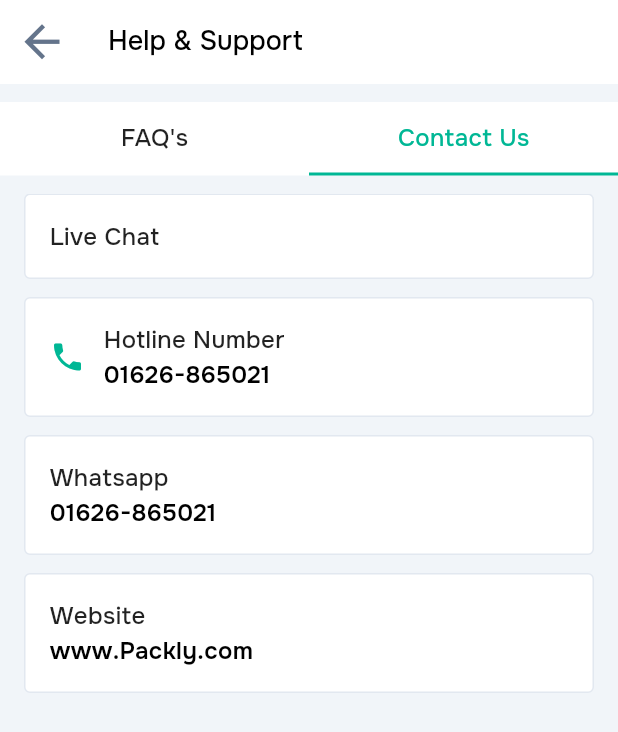
After one commit to mustafasteadfast/profile, a Flutter app: the HelpSupportScreen screen opened directly, after a tap on "Contact Us", on a phone screen of 412 x 824 dp. The commit adds this screen. Shown: the top 732 px of the screen. Run offline on Flutter 3.47's test engine with Material 3 defaults, Android fonts, the phone set to English and light mode, and no system bars; our stand-ins replace google_fonts.

Commit message:
Added the help support screen

```diff
--- /dev/null
+++ b/lib/help_support_screen.dart
@@ -0,0 +1,334 @@
+import 'package:flutter/material.dart';
+import 'package:google_fonts/google_fonts.dart';
+
+class HelpSupportScreen extends StatefulWidget {
+  const HelpSupportScreen({super.key});
+
+  @override
+  State<HelpSupportScreen> createState() => _HelpSupportScreenState();
+}
+
+class _HelpSupportScreenState extends State<HelpSupportScreen>
+    with SingleTickerProviderStateMixin {
+  late TabController _tabController;
+
+  // Track which FAQ items are expanded
+  final Map<int, bool> _expandedItems = {};
+
+  @override
+  void initState() {
+    super.initState();
+    _tabController = TabController(length: 2, vsync: this);
+    _tabController.addListener(() {
+      setState(() {});
+    });
+  }
+
+  @override
+  void dispose() {
+    _tabController.dispose();
+    super.dispose();
+  }
+
+  @override
+  Widget build(BuildContext context) {
+    return Scaffold(
+      backgroundColor: const Color(0xFFF1F5F9),
+      appBar: AppBar(
+        backgroundColor: Colors.white,
+        elevation: 0,
+        leading: IconButton(
+          icon: const Icon(
+            Icons.arrow_back,
+            color: Color(0xFF64748B),
+            size: 35,
+          ),
+          onPressed: () {
+            Navigator.pop(context);
+          },
+        ),
+        title: Text(
+          'Help & Support',
+          style: GoogleFonts.onest(
+            fontSize: 18,
+            fontWeight: FontWeight.w500,
+            color: Colors.black,
+          ),
+        ),
+      ),
+      body: Column(
+        children: [
+          // Add 12px padding below app bar
+          const SizedBox(height: 12),
+
+          // Custom Tab Bar
+          Container(
+            color: Colors.white,
+            child: Row(
+              children: [
+                Expanded(
+                  child: InkWell(
+                    onTap: () {
+                      _tabController.animateTo(0);
+                      setState(() {});
+                    },
+                    child: Column(
+                      children: [
+                        Padding(
+                          padding: const EdgeInsets.symmetric(vertical: 12),
+                          child: Text(
+                            "FAQ's",
+                            style: GoogleFonts.onest(
+                              fontSize: 16,
+                              fontWeight: FontWeight.w500,
+                              color:
+                                  _tabController.index == 0
+                                      ? const Color(0xFF00B795)
+                                      : Colors.black87,
+                            ),
+                          ),
+                        ),
+                        Container(
+                          height: 2,
+                          color:
+                              _tabController.index == 0
+                                  ? const Color(0xFF00B795)
+                                  : Colors.transparent,
+                        ),
+                      ],
+                    ),
+                  ),
+                ),
+                Expanded(
+                  child: InkWell(
+                    onTap: () {
+                      _tabController.animateTo(1);
+                      setState(() {});
+                    },
+                    child: Column(
+                      children: [
+                        Padding(
+                          padding: const EdgeInsets.symmetric(vertical: 12),
+                          child: Text(
+                            "Contact Us",
+                            style: GoogleFonts.onest(
+                              fontSize: 16,
+                              fontWeight: FontWeight.w500,
+                              color:
+                                  _tabController.index == 1
+                                      ? const Color(0xFF00B795)
+                                      : Colors.black87,
+                            ),
+                          ),
+                        ),
+                        Container(
+                          height: 2,
+                          color:
+                              _tabController.index == 1
+                                  ? const Color(0xFF00B795)
+                                  : Colors.transparent,
+                        ),
+                      ],
+                    ),
+                  ),
+                ),
+              ],
+            ),
+          ),
+
+          // Add 12px padding below tabs
+          const SizedBox(height: 12),
+
+          // Tab content
+          Expanded(
+            child: TabBarView(
+              controller: _tabController,
+              children: [
+                // FAQs Tab
+                _buildFaqTab(),
+
+                // Contact Us Tab
+                _buildContactUsTab(),
+              ],
+            ),
+          ),
+        ],
+      ),
+    );
+  }
+
+  Widget _buildFaqTab() {
+    // List of FAQ items
+    final List<Map<String, String>> faqItems = [
+      {
+        'question': 'What is Packly?',
+        'answer':
+            'Lorem ipsum dolor sit amet consectetur. Risus quam risus scelerisque eu ipsum.',
+      },
+      {
+        'question': 'How to use Packly?',
+        'answer':
+            'Lorem ipsum dolor sit amet consectetur. Risus quam risus scelerisque eu ipsum.',
+      },
+      {
+        'question': 'How do I save the address?',
+        'answer':
+            'Lorem ipsum dolor sit amet consectetur. Risus quam risus scelerisque eu ipsum.',
+      },
+      {
+        'question': 'How do I cancel an order?',
+        'answer':
+            'Lorem ipsum dolor sit amet consectetur. Risus quam risus scelerisque eu ipsum.',
+      },
+      {
+        'question': 'How do I exit the app?',
+        'answer':
+            'Lorem ipsum dolor sit amet consectetur. Risus quam risus scelerisque eu ipsum.',
+      },
+    ];
+
+    return ListView.separated(
+      padding: const EdgeInsets.symmetric(horizontal: 16),
+      itemCount: faqItems.length,
+      separatorBuilder: (context, index) => const SizedBox(height: 12),
+      itemBuilder: (context, index) {
+        final isExpanded =
+            _expandedItems[index] ??
+            (index == 0); // First item expanded by default
+
+        return Container(
+          decoration: BoxDecoration(
+            color: Colors.white,
+            borderRadius: BorderRadius.circular(4),
+            border: Border.all(color: const Color(0xFFE2E8F0)),
+          ),
+          child: Padding(
+            padding: const EdgeInsets.symmetric(horizontal: 16),
+            child: Column(
+              crossAxisAlignment: CrossAxisAlignment.start,
+              children: [
+                // Question with expand/collapse button
+                InkWell(
+                  onTap: () {
+                    setState(() {
+                      _expandedItems[index] = !isExpanded;
+                    });
+                  },
+                  child: Padding(
+                    padding: const EdgeInsets.symmetric(vertical: 16),
+                    child: Row(
+                      mainAxisAlignment: MainAxisAlignment.spaceBetween,
+                      children: [
+                        Expanded(
+                          child: Text(
+                            faqItems[index]['question']!,
+                            style: GoogleFonts.onest(
+                              fontSize: 16,
+                              fontWeight: FontWeight.w500,
+                              color: Colors.black87,
+                            ),
+                          ),
+                        ),
+                        Icon(
+                          isExpanded ? Icons.remove : Icons.add,
+                          color: const Color(0xFF64748B),
+                          size: 28,
+                        ),
+                      ],
+                    ),
+                  ),
+                ),
+
+                // Answer (visible only when expanded)
+                if (isExpanded)
+                  Padding(
+                    padding: const EdgeInsets.only(bottom: 16),
+                    child: Text(
+                      faqItems[index]['answer']!,
+                      style: GoogleFonts.onest(
+                        fontSize: 14,
+                        fontWeight: FontWeight.w400,
+                        color: Colors.black54,
+                      ),
+                    ),
+                  ),
+              ],
+            ),
+          ),
+        );
+      },
+    );
+  }
+
+  Widget _buildContactUsTab() {
+    // List of contact options
+    final List<Map<String, dynamic>> contactOptions = [
+      {'title': 'Live Chat', 'subtitle': null, 'icon': null},
+      {
+        'title': 'Hotline Number',
+        'subtitle': '01626-865021',
+        'icon': Icons.phone,
+        'iconColor': const Color(0xFF00B795),
+      },
+      {'title': 'Whatsapp', 'subtitle': '01626-865021', 'icon': null},
+      {'title': 'Website', 'subtitle': 'www.Packly.com', 'icon': null},
+    ];
+
+    return ListView.separated(
+      padding: const EdgeInsets.symmetric(horizontal: 16),
+      itemCount: contactOptions.length,
+      separatorBuilder: (context, index) => const SizedBox(height: 12),
+      itemBuilder: (context, index) {
+        final option = contactOptions[index];
+
+        return Container(
+          decoration: BoxDecoration(
+            color: Colors.white,
+            borderRadius: BorderRadius.circular(4),
+            border: Border.all(color: const Color(0xFFE2E8F0)),
+          ),
+          child: Padding(
+            padding: const EdgeInsets.symmetric(horizontal: 16, vertical: 16),
+            child: Row(
+              children: [
+                // Icon if provided
+                if (option['icon'] != null) ...[
+                  Icon(
+                    option['icon'] as IconData,
+                    color: option['iconColor'] as Color? ?? Colors.black,
+                    size: 24,
+                  ),
+                  const SizedBox(width: 12),
+                ],
+
+                // Title and subtitle
+                Column(
+                  crossAxisAlignment: CrossAxisAlignment.start,
+                  children: [
+                    Text(
+                      option['title'] as String,
+                      style: GoogleFonts.onest(
+                        fontSize: 16,
+                        fontWeight: FontWeight.w500,
+                        color: Colors.black87,
+                      ),
+                    ),
+                    if (option['subtitle'] != null)
+                      Text(
+                        option['subtitle'] as String,
+                        style: GoogleFonts.onest(
+                          fontSize: 16,
+                          fontWeight: FontWeight.w600,
+                          color: Colors.black,
+                        ),
+                      ),
+                  ],
+                ),
+              ],
+            ),
+          ),
+        );
+      },
+    );
+  }
+}
--- a/lib/profile_screen.dart
+++ b/lib/profile_screen.dart
@@ -2,6 +2,7 @@ import 'package:flutter/material.dart';
 import 'package:google_fonts/google_fonts.dart';
 import 'my_profile_screen.dart';
 import 'select_language_screen.dart';
+import 'help_support_screen.dart';
 
 class ProfileScreen extends StatelessWidget {
   const ProfileScreen({super.key});
@@ -218,6 +219,14 @@ class ProfileScreen extends StatelessWidget {
               iconAsset: 'assets/images/help\$support.png',
               iconBackground: const Color(0xFFE8F5E9),
               title: 'Help & Support',
+              onTap: () {
+                Navigator.push(
+                  context,
+                  MaterialPageRoute(
+                    builder: (context) => const HelpSupportScreen(),
+                  ),
+                );
+              },
             ),
 
             const SizedBox(
```
